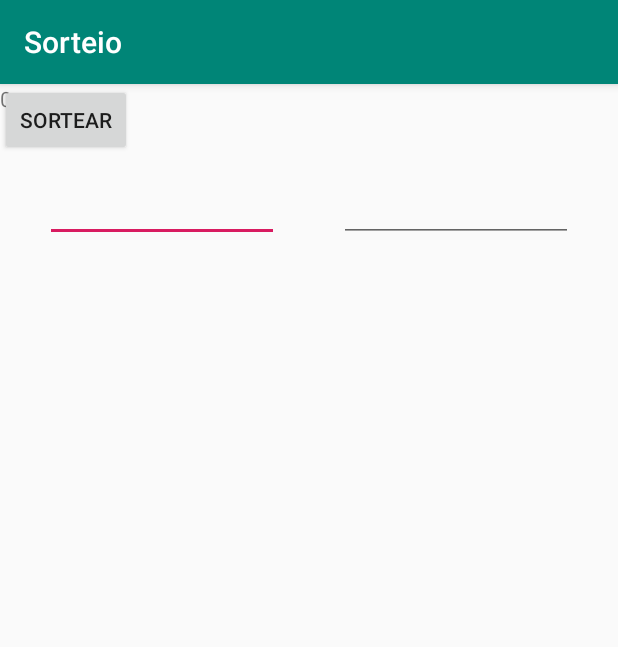
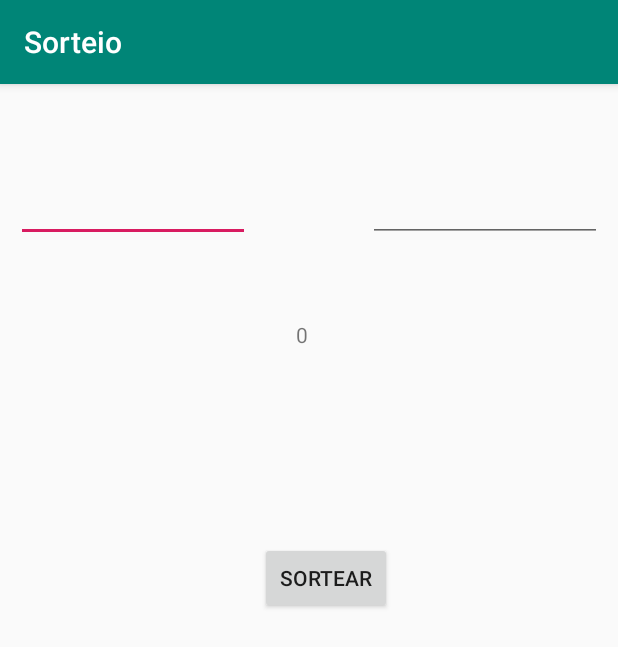
Before and after one commit to kaueotto/sort, an Android app: the screen it shows after launch (MainActivity), after a tap on "SORTEAR", on a phone screen of 412 x 824 dp. Shown: the top 647 px of the screen. Run offline under Robolectric (Android 15) with nearby library versions, the phone set to English and light mode, and no system bars; 2 statements that could not run were skipped.

Commit message:
Sorteio Pronto

```diff
--- a/app/src/main/java/br/ifsc/edu/sorteio/MainActivity.java
+++ b/app/src/main/java/br/ifsc/edu/sorteio/MainActivity.java
@@ -7,12 +7,15 @@ import android.view.View;
 import android.widget.EditText;
 import android.widget.TextView;
 
+import java.util.Random;
+
 public class MainActivity extends AppCompatActivity
 {
 
     EditText editTextInicial ;
     EditText editTextFinal   ;
-    TextView textViewResultado;
+    TextView TextViewResultado;
+    Random gerador = new Random();
     @Override
     protected void onCreate(Bundle savedInstanceState)
     {
@@ -21,7 +24,8 @@ public class MainActivity extends AppCompatActivity
 
         editTextInicial   = findViewById(R.id.editTextInicial  );
         editTextFinal     = findViewById(R.id.editTextFinal    );
-        textViewResultado = findViewById(R.id.textViewResultado);
+        TextViewResultado = findViewById(R.id.textViewResultado);
+        TextViewResultado.setText(" ");
 
     }
 
@@ -29,8 +33,8 @@ public class MainActivity extends AppCompatActivity
     {
         int inicial = Integer.parseInt(editTextInicial.getText().toString());
         int fina = Integer.parseInt(editTextFinal.getText().toString());
-        int random = 0;
-        textViewResultado.setText(Integer.toString(random));
+        int random = gerador.nextInt((fina - inicial) + 1) + inicial;
+        TextViewResultado.setText(Integer.toString(random));
 
     }
 }
--- a/app/src/main/res/layout/activity_main.xml
+++ b/app/src/main/res/layout/activity_main.xml
@@ -10,18 +10,29 @@
         android:id="@+id/textViewResultado"
         android:layout_width="wrap_content"
         android:layout_height="wrap_content"
+        android:layout_marginStart="162dp"
+        android:layout_marginTop="52dp"
+        android:layout_marginEnd="172dp"
         android:text="Hello World!"
-        tools:layout_editor_absoluteX="151dp"
-        tools:layout_editor_absoluteY="183dp" />
+        app:layout_constraintEnd_toEndOf="parent"
+        app:layout_constraintStart_toStartOf="parent"
+        app:layout_constraintTop_toBottomOf="@+id/editTextInicial" />
 
     <Button
         android:id="@+id/buttonSorteio"
-        android:layout_width="wrap_content"
-        android:layout_height="wrap_content"
+        android:layout_width="88dp"
+        android:layout_height="48dp"
+        android:layout_marginStart="173dp"
+        android:layout_marginTop="46dp"
+        android:layout_marginEnd="150dp"
+        android:layout_marginBottom="332dp"
+        android:onClick="sortear"
         android:text="Sortear"
-        android:onClick="sortear"
-        tools:layout_editor_absoluteX="151dp"
-        tools:layout_editor_absoluteY="228dp" />
+        app:layout_constraintBottom_toBottomOf="parent"
+        app:layout_constraintEnd_toEndOf="parent"
+        app:layout_constraintHorizontal_bias="0.0"
+        app:layout_constraintStart_toStartOf="parent"
+        app:layout_constraintTop_toBottomOf="@+id/textViewResultado" />
 
     <EditText
         android:id="@+id/editTextInicial"
@@ -29,8 +40,10 @@
         android:layout_height="55dp"
         android:layout_marginStart="30dp"
         android:layout_marginTop="50dp"
+        android:layout_marginEnd="39dp"
         android:ems="10"
         android:inputType="number"
+        app:layout_constraintEnd_toStartOf="@+id/editTextFinal"
         app:layout_constraintStart_toStartOf="parent"
         app:layout_constraintTop_toTopOf="parent" />
 
@@ -38,11 +51,13 @@
         android:id="@+id/editTextFinal"
         android:layout_width="156dp"
         android:layout_height="55dp"
+        android:layout_marginStart="39dp"
         android:layout_marginTop="50dp"
         android:layout_marginEnd="30dp"
         android:ems="10"
         android:inputType="number"
         app:layout_constraintEnd_toEndOf="parent"
+        app:layout_constraintStart_toEndOf="@+id/editTextInicial"
         app:layout_constraintTop_toTopOf="parent" />
 
 </androidx.constraintlayout.widget.ConstraintLayout>
```
